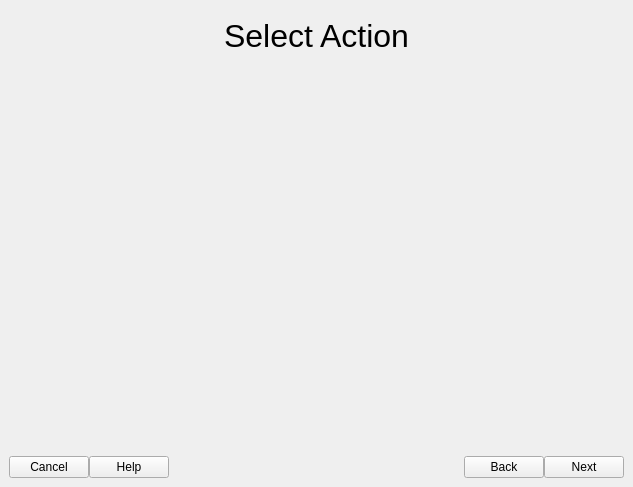
The window that gui/wzd_createrule.ui (Lynnesbian/OldFediBooks) describes before a commit, drawn with Qt 5.
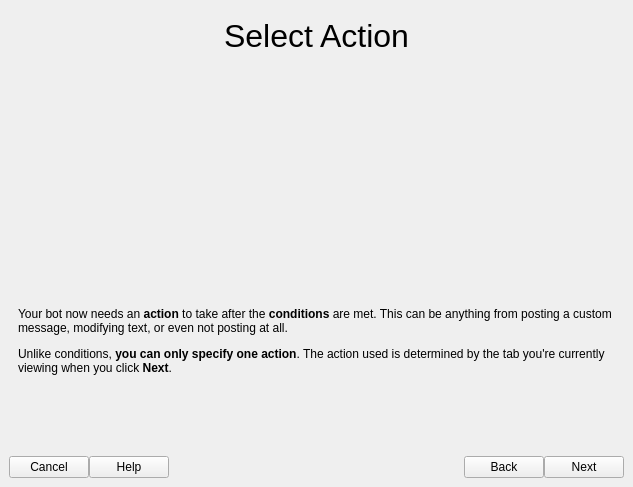
The same window after the commit. The open tabs and pages were chosen to show the change. Icons and pictures are not drawn.

Commit message: added text for the action page, added a click next thingy to the conditions page

```diff
--- a/gui/wzd_createrule.ui
+++ b/gui/wzd_createrule.ui
@@ -598,6 +598,16 @@
           </property>
          </widget>
         </item>
+        <item>
+         <widget class="QLabel" name="label_10">
+          <property name="text">
+           <string>&lt;html&gt;&lt;head/&gt;&lt;body&gt;&lt;p&gt;Your bot now needs an &lt;span style=&quot; font-weight:600;&quot;&gt;action&lt;/span&gt; to take after the &lt;span style=&quot; font-weight:600;&quot;&gt;conditions&lt;/span&gt; are met. This can be anything from posting a custom message, modifying text, or even not posting at all.&lt;/p&gt;&lt;p&gt;Unlike conditions, &lt;span style=&quot; font-weight:600;&quot;&gt;you can only specify one action&lt;/span&gt;. The action used is determined by the tab you're currently viewing when you click &lt;span style=&quot; font-weight:600;&quot;&gt;Next&lt;/span&gt;.&lt;/p&gt;&lt;/body&gt;&lt;/html&gt;</string>
+          </property>
+          <property name="wordWrap">
+           <bool>true</bool>
+          </property>
+         </widget>
+        </item>
        </layout>
       </widget>
      </widget>
```
Left out of the diff: 6 changed lines with no effect on the pictures.
